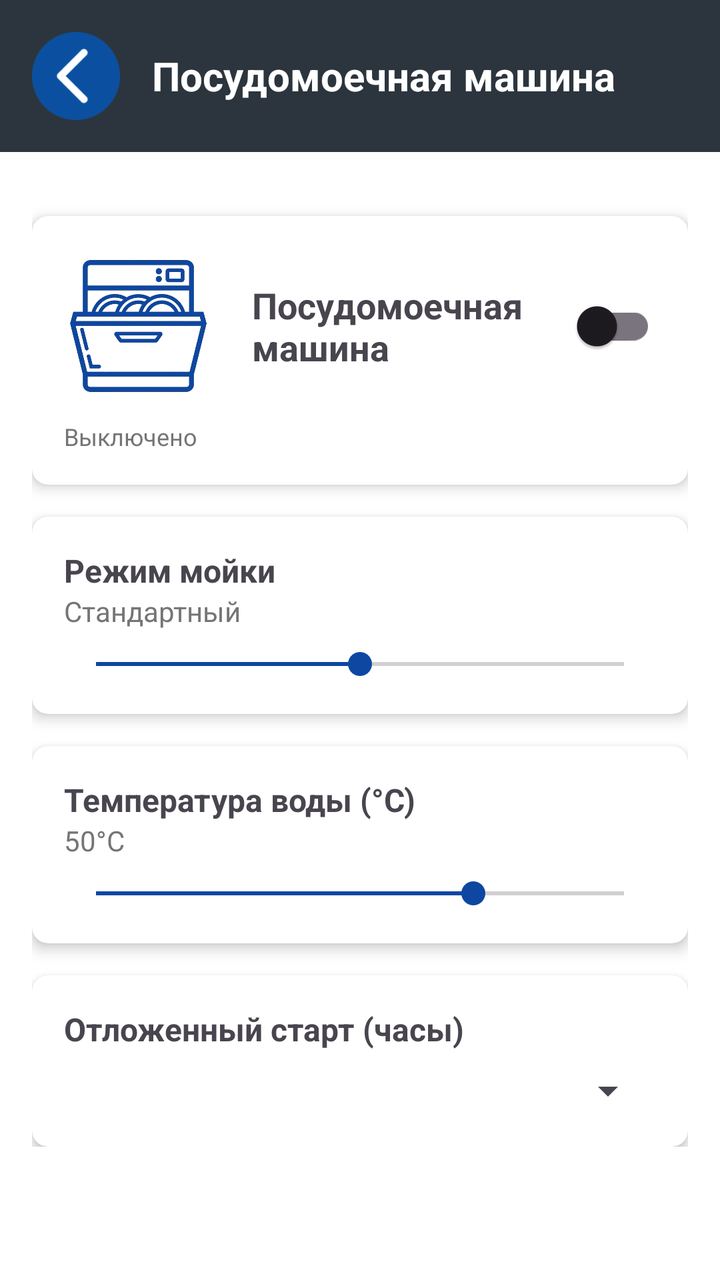
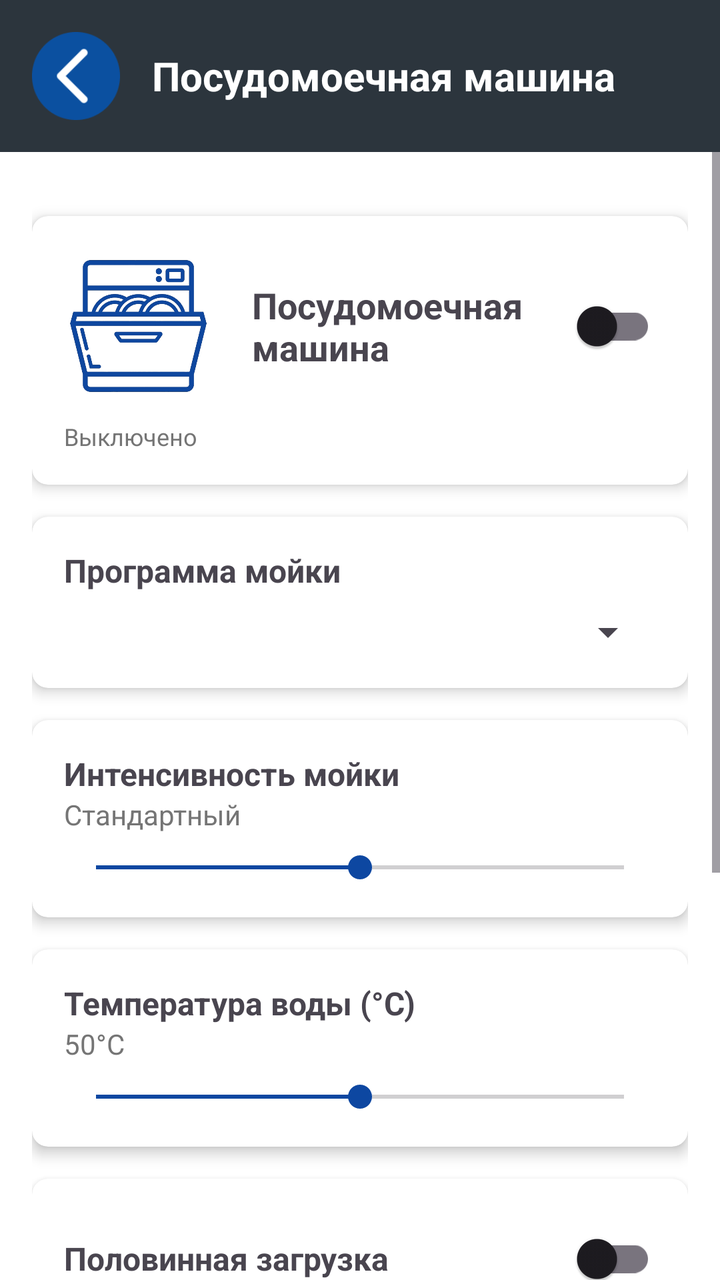

Compare the two renders of this Android layout. The source of the first and the diff that turns it into the second are given below.
<!-- AndroidManifest.xml: application theme Theme.SmartHome -->
<!-- res/layout/activity_device_dishwasher.xml -->
<?xml version="1.0" encoding="utf-8"?>
<LinearLayout xmlns:android="http://schemas.android.com/apk/res/android"
    xmlns:app="http://schemas.android.com/apk/res-auto"
    android:layout_width="match_parent"
    android:layout_height="match_parent"
    android:orientation="vertical"
    android:background="#FFFFFF">

    <LinearLayout
        android:layout_width="match_parent"
        android:layout_height="wrap_content"
        android:orientation="horizontal"
        android:background="#2C353D"
        android:padding="16dp"
        android:gravity="center_vertical">

        <ImageView
            android:id="@+id/btnBack"
            android:layout_width="44dp"
            android:layout_height="44dp"
            android:src="@drawable/back_butt" />

        <TextView
            android:layout_width="wrap_content"
            android:layout_height="wrap_content"
            android:text="Посудомоечная машина"
            android:textColor="#FFFFFF"
            android:textSize="20sp"
            android:textStyle="bold"
            android:layout_marginStart="16dp" />
    </LinearLayout>

    <ScrollView
        android:layout_width="match_parent"
        android:layout_height="match_parent">
        <LinearLayout
            android:layout_width="match_parent"
            android:layout_height="wrap_content"
            android:orientation="vertical"
            android:padding="16dp">

            <androidx.cardview.widget.CardView
                android:layout_width="match_parent"
                android:layout_height="wrap_content"
                android:layout_marginTop="16dp"
                app:cardCornerRadius="8dp"
                app:cardElevation="4dp">
                <LinearLayout
                    android:layout_width="match_parent"
                    android:layout_height="wrap_content"
                    android:orientation="vertical"
                    android:padding="16dp">
                    <LinearLayout
                        android:layout_width="match_parent"
                        android:layout_height="wrap_content"
                        android:orientation="horizontal"
                        android:gravity="center_vertical">
                        <ImageView
                            android:layout_width="78dp"
                            android:layout_height="78dp"
                            android:src="@drawable/dish" />
                        <TextView
                            android:layout_width="0dp"
                            android:layout_height="wrap_content"
                            android:layout_weight="1"
                            android:text="Посудомоечная машина"
                            android:textSize="18sp"
                            android:textStyle="bold"
                            android:layout_marginStart="16dp" />
                        <androidx.appcompat.widget.SwitchCompat
                            android:id="@+id/switchDishwasher"
                            android:layout_width="wrap_content"
                            android:layout_height="wrap_content" />
                    </LinearLayout>
                    <TextView
                        android:id="@+id/textDishwasherStatus"
                        android:layout_width="wrap_content"
                        android:layout_height="wrap_content"
                        android:text="Выключено"
                        android:textSize="12sp"
                        android:textColor="#757575"
                        android:layout_marginTop="8dp" />
                </LinearLayout>
            </androidx.cardview.widget.CardView>

            
            <androidx.cardview.widget.CardView
                android:layout_width="match_parent"
                android:layout_height="wrap_content"
                android:layout_marginTop="16dp"
                app:cardCornerRadius="8dp"
                app:cardElevation="4dp">
                <LinearLayout
                    android:layout_width="match_parent"
                    android:layout_height="wrap_content"
                    android:orientation="vertical"
                    android:padding="16dp">
                    <TextView
                        android:layout_width="wrap_content"
                        android:layout_height="wrap_content"
                        android:text="Режим мойки"
                        android:textSize="16sp"
                        android:textStyle="bold" />
                    <TextView
                        android:id="@+id/textModeValue"
                        android:layout_width="wrap_content"
                        android:layout_height="wrap_content"
                        android:text="Стандартный"
                        android:textSize="14sp"
                        android:textColor="#757575"
                        android:layout_marginBottom="8dp" />
                    <SeekBar
                        android:id="@+id/seekBarMode"
                        android:layout_width="match_parent"
                        android:layout_height="wrap_content"
                        android:max="100"
                        android:progress="50"
                        android:progressTint="#0D47A1"
                        android:thumbTint="#0D47A1" />
                </LinearLayout>
            </androidx.cardview.widget.CardView>

            
            <androidx.cardview.widget.CardView
                android:layout_width="match_parent"
                android:layout_height="wrap_content"
                android:layout_marginTop="16dp"
                app:cardCornerRadius="8dp"
                app:cardElevation="4dp">
                <LinearLayout
                    android:layout_width="match_parent"
                    android:layout_height="wrap_content"
                    android:orientation="vertical"
                    android:padding="16dp">
                    <TextView
                        android:layout_width="wrap_content"
                        android:layout_height="wrap_content"
                        android:text="Температура воды (°C)"
                        android:textSize="16sp"
                        android:textStyle="bold" />
                    <TextView
                        android:id="@+id/textTempValue"
                        android:layout_width="wrap_content"
                        android:layout_height="wrap_content"
                        android:text="50°C"
                        android:textSize="14sp"
                        android:textColor="#757575"
                        android:layout_marginBottom="8dp" />
                    <SeekBar
                        android:id="@+id/seekBarTemp"
                        android:layout_width="match_parent"
                        android:layout_height="wrap_content"
                        android:max="70"
                        android:progress="50"
                        android:progressTint="#0D47A1"
                        android:thumbTint="#0D47A1" />
                </LinearLayout>
            </androidx.cardview.widget.CardView>

            
            <androidx.cardview.widget.CardView
                android:layout_width="match_parent"
                android:layout_height="wrap_content"
                android:layout_marginTop="16dp"
                app:cardCornerRadius="8dp"
                app:cardElevation="4dp">
                <LinearLayout
                    android:layout_width="match_parent"
                    android:layout_height="wrap_content"
                    android:orientation="vertical"
                    android:padding="16dp">
                    <TextView
                        android:layout_width="wrap_content"
                        android:layout_height="wrap_content"
                        android:text="Отложенный старт (часы)"
                        android:textSize="16sp"
                        android:textStyle="bold" />
                    <Spinner
                        android:id="@+id/spinnerDelay"
                        android:layout_width="match_parent"
                        android:layout_height="wrap_content"
                        android:layout_marginTop="8dp" />
                </LinearLayout>
            </androidx.cardview.widget.CardView>

        </LinearLayout>
    </ScrollView>
</LinearLayout>
<!-- resources referenced by this layout -->
<resources>
  <!-- drawable back_butt: png bitmap (drawable, 2517 bytes) -->
  <!-- drawable dish: png bitmap (drawable, 88842 bytes) -->
  <style name="Theme.SmartHome" parent="Base.Theme.SmartHome" />
  <style name="Base.Theme.SmartHome" parent="Theme.Material3.DayNight.NoActionBar">
          
          
      </style>
</resources>

<!-- the commit's change to res/layout/activity_device_dishwasher.xml (unified diff, before → after) -->
@@ -13,13 +13,11 @@
         android:background="#2C353D"
         android:padding="16dp"
         android:gravity="center_vertical">
-
         <ImageView
             android:id="@+id/btnBack"
             android:layout_width="44dp"
             android:layout_height="44dp"
             android:src="@drawable/back_butt" />
-
         <TextView
             android:layout_width="wrap_content"
             android:layout_height="wrap_content"
@@ -30,15 +28,14 @@
             android:layout_marginStart="16dp" />
     </LinearLayout>
 
-    <ScrollView
-        android:layout_width="match_parent"
-        android:layout_height="match_parent">
+    <ScrollView android:layout_width="match_parent" android:layout_height="match_parent">
         <LinearLayout
             android:layout_width="match_parent"
             android:layout_height="wrap_content"
             android:orientation="vertical"
             android:padding="16dp">
 
+            
             <androidx.cardview.widget.CardView
                 android:layout_width="match_parent"
                 android:layout_height="wrap_content"
@@ -98,7 +95,33 @@
                     <TextView
                         android:layout_width="wrap_content"
                         android:layout_height="wrap_content"
-                        android:text="Режим мойки"
+                        android:text="Программа мойки"
+                        android:textSize="16sp"
+                        android:textStyle="bold" />
+                    <Spinner
+                        android:id="@+id/spinnerProgram"
+                        android:layout_width="match_parent"
+                        android:layout_height="wrap_content"
+                        android:layout_marginTop="8dp" />
+                </LinearLayout>
+            </androidx.cardview.widget.CardView>
+
+            
+            <androidx.cardview.widget.CardView
+                android:layout_width="match_parent"
+                android:layout_height="wrap_content"
+                android:layout_marginTop="16dp"
+                app:cardCornerRadius="8dp"
+                app:cardElevation="4dp">
+                <LinearLayout
+                    android:layout_width="match_parent"
+                    android:layout_height="wrap_content"
+                    android:orientation="vertical"
+                    android:padding="16dp">
+                    <TextView
+                        android:layout_width="wrap_content"
+                        android:layout_height="wrap_content"
+                        android:text="Интенсивность мойки"
                         android:textSize="16sp"
                         android:textStyle="bold" />
                     <TextView
@@ -150,8 +173,8 @@
                         android:id="@+id/seekBarTemp"
                         android:layout_width="match_parent"
                         android:layout_height="wrap_content"
-                        android:max="70"
-                        android:progress="50"
+                        android:max="40"
+                        android:progress="20"
                         android:progressTint="#0D47A1"
                         android:thumbTint="#0D47A1" />
                 </LinearLayout>
@@ -169,6 +192,58 @@
                     android:layout_height="wrap_content"
                     android:orientation="vertical"
                     android:padding="16dp">
+                    <LinearLayout
+                        android:layout_width="match_parent"
+                        android:layout_height="wrap_content"
+                        android:orientation="horizontal"
+                        android:gravity="center_vertical"
+                        android:weightSum="1">
+                        <TextView
+                            android:layout_width="0dp"
+                            android:layout_height="wrap_content"
+                            android:layout_weight="1"
+                            android:text="Половинная загрузка"
+                            android:textSize="16sp"
+                            android:textStyle="bold" />
+                        <androidx.appcompat.widget.SwitchCompat
+                            android:id="@+id/switchHalfLoad"
+                            android:layout_width="wrap_content"
+                            android:layout_height="wrap_content" />
+                    </LinearLayout>
+                    <LinearLayout
+                        android:layout_width="match_parent"
+                        android:layout_height="wrap_content"
+                        android:orientation="horizontal"
+                        android:gravity="center_vertical"
+                        android:weightSum="1"
+                        android:layout_marginTop="8dp">
+                        <TextView
+                            android:layout_width="0dp"
+                            android:layout_height="wrap_content"
+                            android:layout_weight="1"
+                            android:text="Ускоренная сушка"
+                            android:textSize="16sp"
+                            android:textStyle="bold" />
+                        <androidx.appcompat.widget.SwitchCompat
+                            android:id="@+id/switchDryBoost"
+                            android:layout_width="wrap_content"
+                            android:layout_height="wrap_content" />
+                    </LinearLayout>
+                </LinearLayout>
+            </androidx.cardview.widget.CardView>
+
+            
+            <androidx.cardview.widget.CardView
+                android:layout_width="match_parent"
+                android:layout_height="wrap_content"
+                android:layout_marginTop="16dp"
+                app:cardCornerRadius="8dp"
+                app:cardElevation="4dp">
+                <LinearLayout
+                    android:layout_width="match_parent"
+                    android:layout_height="wrap_content"
+                    android:orientation="vertical"
+                    android:padding="16dp">
                     <TextView
                         android:layout_width="wrap_content"
                         android:layout_height="wrap_content"
@@ -180,6 +255,42 @@
                         android:layout_width="match_parent"
                         android:layout_height="wrap_content"
                         android:layout_marginTop="8dp" />
+                </LinearLayout>
+            </androidx.cardview.widget.CardView>
+
+            
+            <androidx.cardview.widget.CardView
+                android:layout_width="match_parent"
+                android:layout_height="wrap_content"
+                android:layout_marginTop="16dp"
+                app:cardCornerRadius="8dp"
+                app:cardElevation="4dp">
+                <LinearLayout
+                    android:layout_width="match_parent"
+                    android:layout_height="wrap_content"
+                    android:orientation="vertical"
+                    android:padding="16dp">
+                    <TextView
+                        android:layout_width="wrap_content"
+                        android:layout_height="wrap_content"
+                        android:text="Индикация"
+                        android:textSize="16sp"
+                        android:textStyle="bold" />
+                    <TextView
+                        android:id="@+id/textSaltLevel"
+                        android:layout_width="wrap_content"
+                        android:layout_height="wrap_content"
+                        android:text="Соль: норма"
+                        android:textSize="14sp"
+                        android:textColor="#757575"
+                        android:layout_marginTop="8dp" />
+                    <TextView
+                        android:id="@+id/textRinseLevel"
+                        android:layout_width="wrap_content"
+                        android:layout_height="wrap_content"
+                        android:text="Ополаскиватель: норма"
+                        android:textSize="14sp"
+                        android:textColor="#757575" />
                 </LinearLayout>
             </androidx.cardview.widget.CardView>
 
